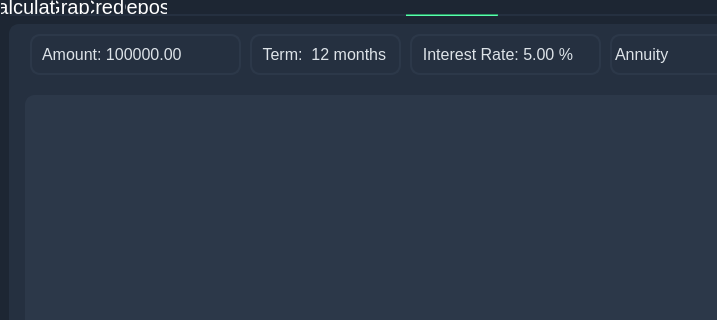
Old version of the form view/view.ui in the repository IgorBio/Smart_Calculator; both pictures show x 0 to 717 and y 0 to 320 of the 800 by 600 pixel window.
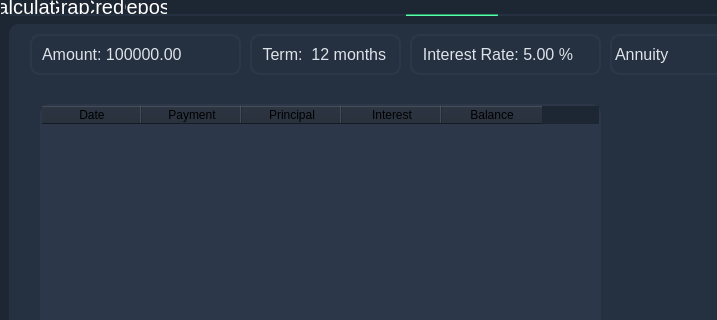
New version of the form.

Commit message: change credit table widget

What changed in the file:
```diff
--- a/view/view.ui
+++ b/view/view.ui
@@ -1995,26 +1995,66 @@
       </property>
      </item>
     </widget>
-    <widget class="QTableView" name="table_credit">
+    <widget class="QTableWidget" name="table_credit">
      <property name="geometry">
       <rect>
-       <x>25</x>
-       <y>81</y>
-       <width>751</width>
-       <height>431</height>
+       <x>40</x>
+       <y>90</y>
+       <width>561</width>
+       <height>411</height>
       </rect>
      </property>
      <property name="styleSheet">
-      <string notr="true">QTableView {
-        background-color: #2c3849;
-        selection-background-color: #a24fea;
-        alternate-background-color: #2c3849;
-        gridline-color: #dde3e8;
-        color: #dde3e8;
-        border: 2px solid #2c3849;
-        border-radius: 10px;
+      <string notr="true">QTableWidget {
+    background-color: #2c3849;
+    selection-background-color: #a24fea;
+    alternate-background-color: #2c3849;
+    gridline-color: #dde3e8;
+    color: #dde3e8;
+    border: 2px solid #2c3849;
+    border-radius: 10px;
+}
+
+QTableWidget::verticalHeader {
+    background-color: #2c3849;
+    color: #dde3e8;
+    border: none;
+}
+
+QTableWidget::horizontalHeader {
+    background-color: #2c3849;
+    color: #dde3e8;
+    border: none;
 }</string>
      </property>
+     <property name="gridStyle">
+      <enum>Qt::DotLine</enum>
+     </property>
+     <column>
+      <property name="text">
+       <string>Date</string>
+      </property>
+     </column>
+     <column>
+      <property name="text">
+       <string>Payment</string>
+      </property>
+     </column>
+     <column>
+      <property name="text">
+       <string>Principal</string>
+      </property>
+     </column>
+     <column>
+      <property name="text">
+       <string>Interest</string>
+      </property>
+     </column>
+     <column>
+      <property name="text">
+       <string>Balance</string>
+      </property>
+     </column>
     </widget>
     <zorder>display_credit</zorder>
     <zorder>line_credit</zorder>
```
Left out of the diff: 2 changed lines with no effect on the pictures. The commit also changes 1 other file.
